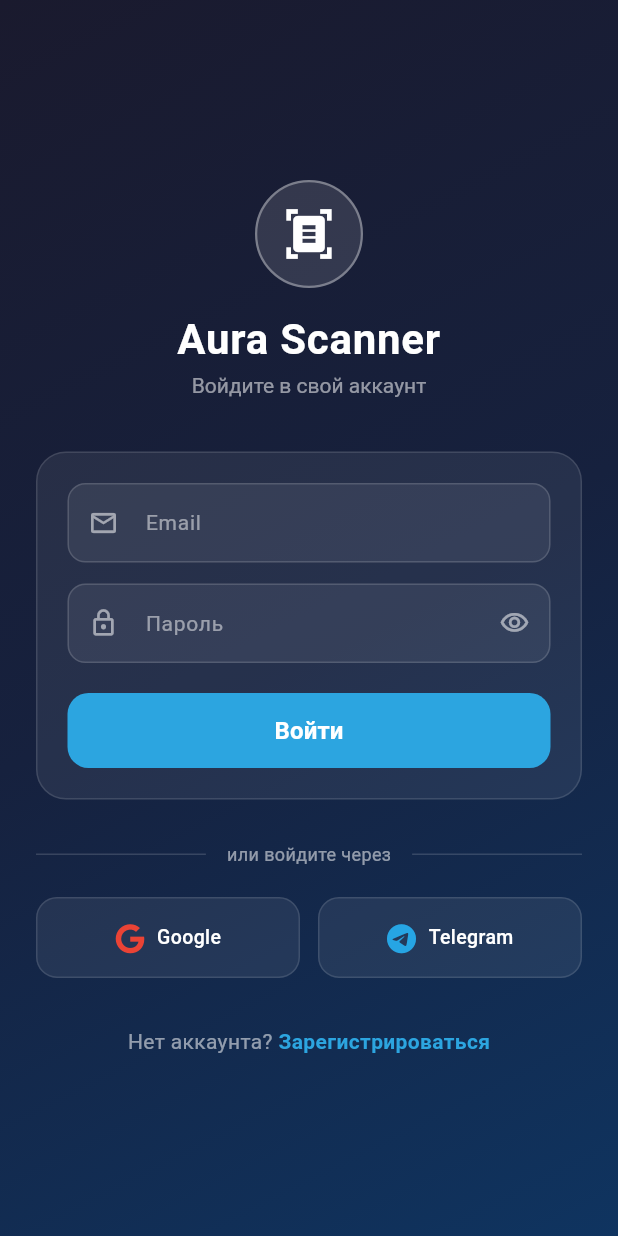
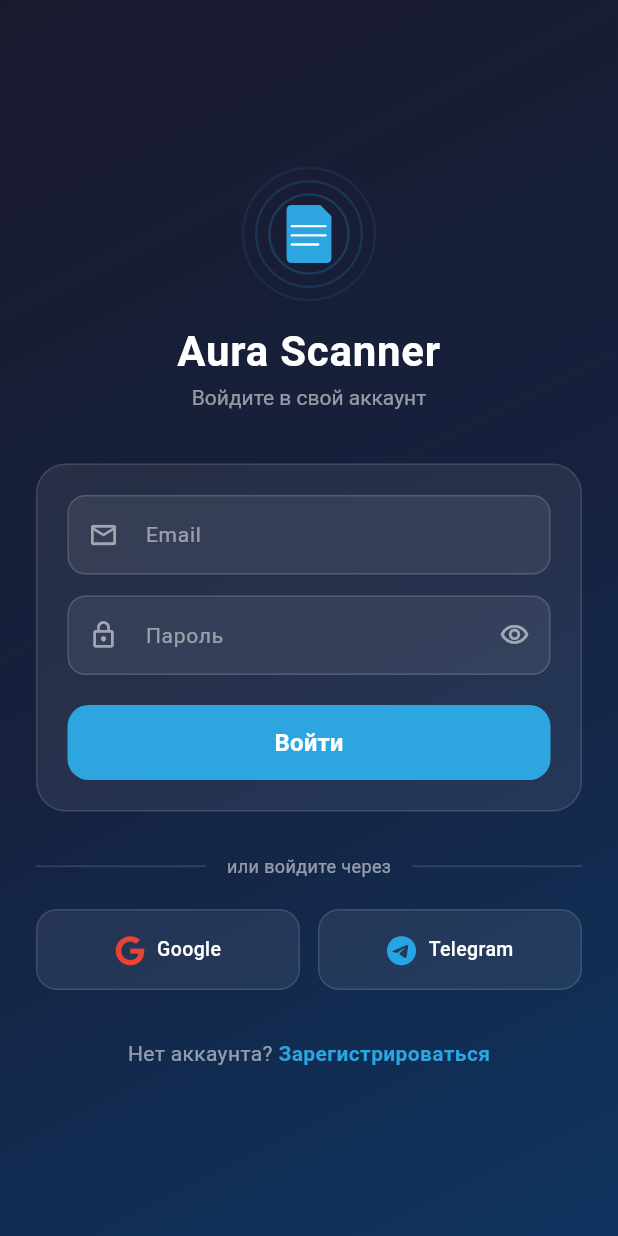
Before and after one commit to nekopunk44/Aura-scaner, a Flutter app: the screen it shows after launch, after a tap on "Пропустить", on a phone screen of 412 x 824 dp. Run offline on Flutter 3.47's test engine with Material 3 defaults, Android fonts, the phone set to English and light mode, and no system bars; our stand-ins replace app_links, audioplayers, camera, dio, file_picker, font_awesome_flutter and 14 more; missing offline and left inert: docx_to_text, flutter_doc_scanner, flutter_tesseract_ocr, google_mlkit_language_id, google_mlkit_text_recognition, google_mlkit_translation and 7 more; network calls fail.

Commit message:
feat(scanner): брендовый логотип AuraLogo + бесшовный переход splash→login
- widgets/aura_logo.dart — векторный логотип через CustomPainter:
  концентрические волны вокруг документа с загнутым уголком, цвет
  #2CA5E0. Без зависимости от файла-картинки, чёткий на любом размере.
- splash: большой логотип (160px) + название «Aura Scanner» с
  подзаголовком, SlideTransition появления текста.
- login: AuraLogo (88px) вместо Icons.document_scanner на той же позиции.
- Hero(tag: kAuraLogoHeroTag) на обоих экранах — Flutter сам анимирует
  логотип между сценами (размер + позиция). Контент login проявляется
  через FadeTransition вокруг летящего лого — получается бесшовный
  переход вместо резкого slide-route.

```diff
--- a/scanner_ap/lib/screens/auth/login_screen.dart
+++ b/scanner_ap/lib/screens/auth/login_screen.dart
@@ -6,7 +6,9 @@
 import '../../services/auth_service.dart';
 import '../../services/social_auth_service.dart';
 import '../../utils/app_notification.dart';
+import '../../widgets/aura_logo.dart';
 import '../ui_screens/main_screen/app_tabs_screen.dart';
+import '../ui_screens/splash_screen.dart';
 import 'register_screen.dart';
 
 class LoginScreen extends StatefulWidget {
@@ -214,8 +216,6 @@
     final cardBorder = isDark ? Colors.white.withValues(alpha: 0.12) : const Color(0xFFE8EDF5);
     final inputFill = isDark ? Colors.white.withValues(alpha: 0.07) : const Color(0xFFF2F6FC);
     final inputBorder = isDark ? Colors.white.withValues(alpha: 0.15) : const Color(0xFFE8EDF5);
-    final iconBg = isDark ? Colors.white.withValues(alpha: 0.12) : const Color(0xFFDCEBFF);
-    final iconColor = isDark ? Colors.white : const Color(0xFF2CA5E0);
     final dividerColor = isDark ? Colors.white.withValues(alpha: 0.15) : const Color(0xFFDDE3ED);
     final prefixColor = isDark ? Colors.white54 : const Color(0xFFAAB4C8);
 
@@ -241,7 +241,8 @@
                 children: [
                   const SizedBox(height: 16),
 
-                  // Logo — tap to toggle theme
+                  // Logo — tap to toggle theme. Hero обеспечивает плавный
+                  // переход логотипа со splash на эту позицию.
                   Center(
                     child: GestureDetector(
                       onTap: _toggleTheme,
@@ -252,24 +253,9 @@
                         curve: Curves.elasticOut,
                         builder: (context, scale, child) =>
                             Transform.scale(scale: scale, child: child),
-                        child: AnimatedContainer(
-                          duration: const Duration(milliseconds: 400),
-                          curve: Curves.easeInOut,
-                          width: 72,
-                          height: 72,
-                          decoration: BoxDecoration(
-                            color: iconBg,
-                            shape: BoxShape.circle,
-                            border: Border.all(
-                              color: iconColor.withValues(alpha: 0.35),
-                              width: 1.5,
-                            ),
-                          ),
-                          child: Icon(
-                            Icons.document_scanner,
-                            size: 36,
-                            color: iconColor,
-                          ),
+                        child: Hero(
+                          tag: kAuraLogoHeroTag,
+                          child: const AuraLogo(size: 88),
                         ),
                       ),
                     ),
--- a/scanner_ap/lib/screens/ui_screens/splash_screen.dart
+++ b/scanner_ap/lib/screens/ui_screens/splash_screen.dart
@@ -5,7 +5,13 @@
 import '../ui_screens/onboarding_screen.dart';
 import '../../services/api_service.dart';
 import '../../services/premium_service.dart';
+import '../../widgets/aura_logo.dart';
 import '../auth/login_screen.dart';
+
+/// Hero-тег для бесшовного переноса логотипа между splash, login и
+/// onboarding. Один и тот же логотип «приезжает» на нужное место
+/// следующего экрана через Hero animation.
+const String kAuraLogoHeroTag = 'aura-logo';
 
 class SplashScreen extends StatefulWidget {
   const SplashScreen({super.key});
@@ -14,12 +20,29 @@
   State<SplashScreen> createState() => _SplashScreenState();
 }
 
-class _SplashScreenState extends State<SplashScreen> {
+class _SplashScreenState extends State<SplashScreen>
+    with SingleTickerProviderStateMixin {
+  late final AnimationController _textCtrl;
+
   @override
   void initState() {
     super.initState();
+    _textCtrl = AnimationController(
+      vsync: this,
+      duration: const Duration(milliseconds: 700),
+    );
+    // Запускаем чуть позже, чтобы логотип успел отрисоваться первым.
+    Future.delayed(const Duration(milliseconds: 250), () {
+      if (mounted) _textCtrl.forward();
+    });
     _checkCameras();
     _navigateWithDelay();
+  }
+
+  @override
+  void dispose() {
+    _textCtrl.dispose();
+    super.dispose();
   }
 
   void _checkCameras() async {
@@ -63,32 +86,74 @@
       next = const LoginScreen();
     }
 
+    // FadeTransition для контента, Hero сам анимирует логотип между
+    // splash и login. Получается бесшовный переход: логотип «уезжает» в
+    // финальную позицию, а вокруг него проявляются поля и кнопки.
     Navigator.pushReplacement(
       context,
       PageRouteBuilder(
-        pageBuilder: (context, animation, secondaryAnimation) => next,
-        transitionsBuilder: (context, animation, secondaryAnimation, child) {
-          const begin = Offset(1.0, 0.0);
-          const end = Offset.zero;
-          final tween = Tween(begin: begin, end: end)
-              .chain(CurveTween(curve: Curves.easeInOut));
-          return SlideTransition(
-              position: animation.drive(tween), child: child);
+        pageBuilder: (_, __, ___) => next,
+        transitionsBuilder: (_, animation, __, child) {
+          return FadeTransition(
+            opacity: CurvedAnimation(parent: animation, curve: Curves.easeInOut),
+            child: child,
+          );
         },
-        transitionDuration: const Duration(milliseconds: 500),
+        transitionDuration: const Duration(milliseconds: 700),
+        reverseTransitionDuration: const Duration(milliseconds: 400),
       ),
     );
   }
 
   @override
   Widget build(BuildContext context) {
-    return const Scaffold(
-      backgroundColor: Color.fromARGB(255, 15, 15, 15),
+    final isDark = Theme.of(context).brightness == Brightness.dark;
+    final bg = isDark ? const Color(0xFF0F1923) : const Color(0xFFF2F6FC);
+    final textColor = isDark ? Colors.white : const Color(0xFF1A1A2E);
+    final subColor = isDark ? Colors.white60 : const Color(0xFF6B7A99);
+
+    return Scaffold(
+      backgroundColor: bg,
       body: Center(
-        child: SizedBox(
-          height: 90,
-          width: 90,
-          child: FlutterLogo(size: 90),
+        child: Column(
+          mainAxisSize: MainAxisSize.min,
+          children: [
+            Hero(
+              tag: kAuraLogoHeroTag,
+              child: const AuraLogo(size: 160),
+            ),
+            const SizedBox(height: 24),
+            FadeTransition(
+              opacity: _textCtrl,
+              child: SlideTransition(
+                position: Tween<Offset>(
+                  begin: const Offset(0, 0.3),
+                  end: Offset.zero,
+                ).animate(CurvedAnimation(
+                  parent: _textCtrl,
+                  curve: Curves.easeOutCubic,
+                )),
+                child: Column(
+                  children: [
+                    Text(
+                      'Aura Scanner',
+                      style: TextStyle(
+                        fontSize: 28,
+                        fontWeight: FontWeight.w700,
+                        color: textColor,
+                        letterSpacing: 0.5,
+                      ),
+                    ),
+                    const SizedBox(height: 6),
+                    Text(
+                      'Документы, OCR и AI в кармане',
+                      style: TextStyle(fontSize: 13, color: subColor),
+                    ),
+                  ],
+                ),
+              ),
+            ),
+          ],
         ),
       ),
     );
--- /dev/null
+++ b/scanner_ap/lib/widgets/aura_logo.dart
@@ -0,0 +1,119 @@
+import 'package:flutter/material.dart';
+
+/// Брендовый логотип Aura Scanner. Полностью векторный (CustomPainter),
+/// без файлов-картинок: концентрические волны вокруг документа.
+///
+/// Используется на splash, login и в качестве источника для генерации
+/// launcher-иконки Android/iOS.
+class AuraLogo extends StatelessWidget {
+  final double size;
+  final Color color;
+
+  /// Если `true`, центральный документ заливается белым, а волны цветные —
+  /// для размещения на цветной плашке (например, splash на акцентном фоне).
+  final bool invert;
+
+  const AuraLogo({
+    super.key,
+    this.size = 96,
+    this.color = const Color(0xFF2CA5E0),
+    this.invert = false,
+  });
+
+  @override
+  Widget build(BuildContext context) {
+    return SizedBox(
+      width: size,
+      height: size,
+      child: CustomPaint(
+        painter: _AuraLogoPainter(color: color, invert: invert),
+      ),
+    );
+  }
+}
+
+class _AuraLogoPainter extends CustomPainter {
+  final Color color;
+  final bool invert;
+
+  _AuraLogoPainter({required this.color, required this.invert});
+
+  @override
+  void paint(Canvas canvas, Size size) {
+    final base = size.shortestSide;
+    final center = Offset(size.width / 2, size.height / 2);
+
+    // Концентрические волны «aura» вокруг документа — 3 круга с убывающей
+    // прозрачностью. Создают ощущение луча/ауры сканера.
+    for (int i = 0; i < 3; i++) {
+      final radius = base * (0.30 + 0.10 * i);
+      final strokeWidth = base * 0.018;
+      final paint = Paint()
+        ..color = color.withValues(alpha: 0.22 - 0.06 * i)
+        ..style = PaintingStyle.stroke
+        ..strokeWidth = strokeWidth;
+      canvas.drawCircle(center, radius, paint);
+    }
+
+    // Документ — прямоугольник со скруглёнными углами и загнутым правым
+    // верхним уголком.
+    final docW = base * 0.34;
+    final docH = base * 0.44;
+    final docLeft = center.dx - docW / 2;
+    final docTop = center.dy - docH / 2;
+    final docRight = docLeft + docW;
+    final docBottom = docTop + docH;
+    final fold = base * 0.085;
+    final radius = base * 0.04;
+
+    final docPath = Path()
+      ..moveTo(docLeft + radius, docTop)
+      ..lineTo(docRight - fold, docTop)
+      ..lineTo(docRight, docTop + fold)
+      ..lineTo(docRight, docBottom - radius)
+      ..quadraticBezierTo(docRight, docBottom, docRight - radius, docBottom)
+      ..lineTo(docLeft + radius, docBottom)
+      ..quadraticBezierTo(docLeft, docBottom, docLeft, docBottom - radius)
+      ..lineTo(docLeft, docTop + radius)
+      ..quadraticBezierTo(docLeft, docTop, docLeft + radius, docTop)
+      ..close();
+
+    final docPaint = Paint()
+      ..color = invert ? Colors.white : color
+      ..style = PaintingStyle.fill;
+    canvas.drawPath(docPath, docPaint);
+
+    // Загнутый уголок — небольшой треугольник.
+    final foldPath = Path()
+      ..moveTo(docRight - fold, docTop)
+      ..lineTo(docRight - fold, docTop + fold)
+      ..lineTo(docRight, docTop + fold)
+      ..close();
+    final foldPaint = Paint()
+      ..color = (invert ? Colors.white : color).withValues(alpha: 0.55)
+      ..style = PaintingStyle.fill;
+    canvas.drawPath(foldPath, foldPaint);
+
+    // Три текстовые линии внутри документа.
+    final lineColor = invert ? color : Colors.white;
+    final linePaint = Paint()
+      ..color = lineColor
+      ..style = PaintingStyle.stroke
+      ..strokeWidth = base * 0.018
+      ..strokeCap = StrokeCap.round;
+    final lineLeft = docLeft + base * 0.04;
+    final lineRight = docRight - base * 0.045;
+    final lineMid = docRight - base * 0.10;
+    final firstLineY = docTop + base * 0.16;
+    final lineGap = base * 0.07;
+    for (int i = 0; i < 3; i++) {
+      final y = firstLineY + i * lineGap;
+      final right = i == 2 ? lineMid : lineRight;
+      canvas.drawLine(Offset(lineLeft, y), Offset(right, y), linePaint);
+    }
+  }
+
+  @override
+  bool shouldRepaint(_AuraLogoPainter old) =>
+      old.color != color || old.invert != invert;
+}
```
